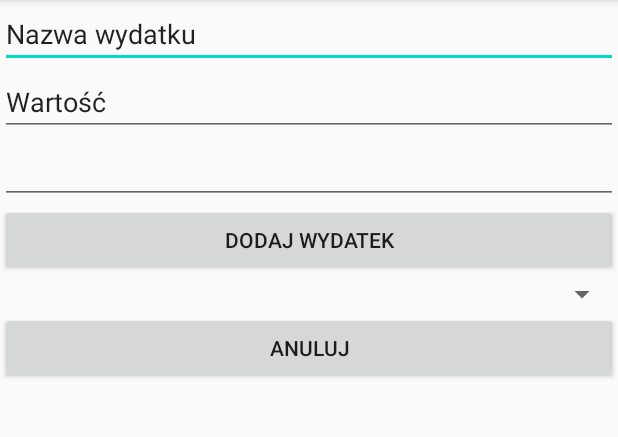
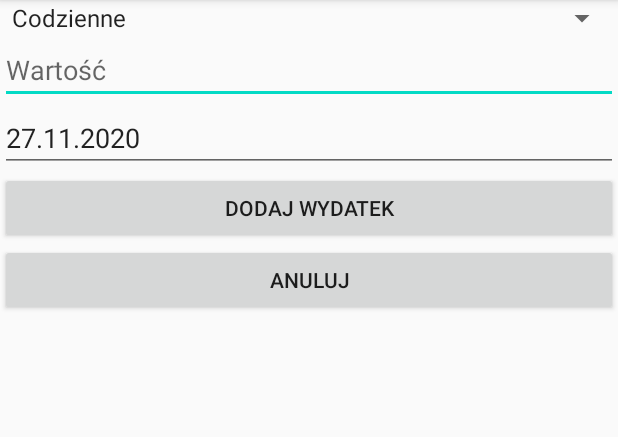
Before and after one commit to andairka/wsb-tota, an Android app: the AddOutgoActivity screen opened directly, with no data from a screen before it, after a tap on "DODAJ WYDATEK", on a phone screen of 412 x 824 dp, the part 84-521 px from its top. Run offline under Robolectric (Android 15) with nearby library versions, the phone set to English and light mode, and no system bars; our stand-ins replace Room's generated code.

Commit message:
Add expense - physical adding on db + spiner with categories

```diff
--- a/app/src/main/java/com/andairka/wsb/tota/activity/AddIncomeActivity.java
+++ b/app/src/main/java/com/andairka/wsb/tota/activity/AddIncomeActivity.java
@@ -5,13 +5,9 @@ import android.os.Bundle;
 import android.view.View;
 import android.widget.TextView;
 import android.widget.Toast;
-
 import androidx.appcompat.app.AppCompatActivity;
-import androidx.room.Room;
-
 import com.andairka.wsb.tota.R;
 import com.andairka.wsb.tota.database.DatabaseService;
-import com.andairka.wsb.tota.database.ExpensesDatabase;
 import com.andairka.wsb.tota.database.entities.Income;
 import com.andairka.wsb.tota.utils.Utils;
 
@@ -21,6 +17,8 @@ public class AddIncomeActivity extends AppCompatActivity {
     protected void onCreate(Bundle savedInstanceState) {
         super.onCreate(savedInstanceState);
         setContentView(R.layout.add_income);
+        TextView date = (TextView) findViewById(R.id.incomeDate);
+        date.setText(Utils.getCurrentDate());
     }
 
     public void addInButtonOnClickAction(View view) {
--- a/app/src/main/java/com/andairka/wsb/tota/activity/AddOutgoActivity.java
+++ b/app/src/main/java/com/andairka/wsb/tota/activity/AddOutgoActivity.java
@@ -3,24 +3,53 @@ package com.andairka.wsb.tota.activity;
 import android.content.Intent;
 import android.os.Bundle;
 import android.view.View;
+import android.widget.AdapterView;
+import android.widget.ArrayAdapter;
+import android.widget.Spinner;
+import android.widget.TextView;
 import android.widget.Toast;
+import androidx.appcompat.app.AppCompatActivity;
+import com.andairka.wsb.tota.R;
+import com.andairka.wsb.tota.database.DatabaseService;
+import com.andairka.wsb.tota.database.entities.Expense;
+import com.andairka.wsb.tota.utils.Utils;
 
-import androidx.appcompat.app.AppCompatActivity;
+public class AddOutgoActivity extends AppCompatActivity  implements AdapterView.OnItemSelectedListener {
 
-import com.andairka.wsb.tota.R;
-
-public class AddOutgoActivity extends AppCompatActivity {
+    final String[] categories = { "Codzienne", "Elektronika", "Rozrywka", "Na mieście", "Rachunki", "Other"};
+    String spinnerSelected = categories[0];
 
     @Override
     protected void onCreate(Bundle savedInstanceState) {
         super.onCreate(savedInstanceState);
         setContentView(R.layout.add_outgo);
+        TextView date = (TextView) findViewById(R.id.expenseDate);
+        date.setText(Utils.getCurrentDate());
 
-
+        Spinner spin = (Spinner) findViewById(R.id.categoryExpenseSpinner);
+        spin.setOnItemSelectedListener(this);
+        //Creating the ArrayAdapter instance having the country list
+        ArrayAdapter aa = new ArrayAdapter(this,android.R.layout.simple_spinner_item, categories);
+        aa.setDropDownViewResource(android.R.layout.simple_spinner_dropdown_item);
+        //Setting the ArrayAdapter data on the Spinner
+        spin.setAdapter(aa);
     }
 
     public void addExpenseButtonOnClickAction(View view) {
-        Toast.makeText(this, "dodałeś wydatek", Toast.LENGTH_LONG).show();
+        // Get database service.
+        DatabaseService databaseService = new DatabaseService(getApplicationContext());
+
+        // Get Income from view.
+        Expense expense = this.getExpenseFromView();
+
+        if ( expense.category != null && !expense.category.isEmpty() && expense.date != null && expense.amount > 0 ) {
+            databaseService.getExpensesDao().insertAll(expense);
+            Intent intent = new Intent(this, MainActivity.class);
+            startActivity(intent);
+            Toast.makeText(this, "Dodałeś wydatek"+expense.category + expense.amount + expense.date, Toast.LENGTH_LONG).show();
+        } else {
+            Toast.makeText(this, "Proszę wypełnić wszystkie wymagane pola.", Toast.LENGTH_LONG).show();
+        }
     }
 
 
@@ -29,4 +58,28 @@ public class AddOutgoActivity extends AppCompatActivity {
         startActivity(intent);
         Toast.makeText(this, "Anulowałeś czynność", Toast.LENGTH_LONG).show();
     }
+
+    private Expense getExpenseFromView() {
+        Expense expense = new Expense();
+        expense.category = this.spinnerSelected;
+        TextView amount = (TextView) findViewById(R.id.expenseValue);
+        String amountString = amount.getEditableText().toString();
+        if (amountString != null && !amountString.isEmpty()) {
+            expense.amount = Double.parseDouble(amountString);
+        }
+
+        TextView date = (TextView) findViewById(R.id.expenseDate);
+        expense.date = Utils.parseInputDate(date.getEditableText().toString());
+        return expense;
+    }
+
+    @Override
+    public void onItemSelected(AdapterView<?> parent, View view, int position, long id) {
+        this.spinnerSelected = categories[position];
+    }
+
+    @Override
+    public void onNothingSelected(AdapterView<?> parent) {
+
+    }
 }
--- a/app/src/main/java/com/andairka/wsb/tota/utils/Utils.java
+++ b/app/src/main/java/com/andairka/wsb/tota/utils/Utils.java
@@ -15,4 +15,8 @@ public class Utils {
         }
         return responseDate;
     }
+
+    public static String getCurrentDate() {
+        return new SimpleDateFormat("dd.MM.yyyy").format(new Date());
+    }
 }
--- a/app/src/main/res/layout/add_outgo.xml
+++ b/app/src/main/res/layout/add_outgo.xml
@@ -5,29 +5,34 @@
     android:layout_height="match_parent"
     android:orientation="vertical">
 
-    <EditText
-        android:id="@+id/editTextTextPersonName"
+    <Spinner
+        android:id="@+id/categoryExpenseSpinner"
         android:layout_width="match_parent"
         android:layout_height="wrap_content"
-        android:ems="10"
-        android:inputType="textPersonName"
-        android:text="@string/add_expense_name" />
+        android:text="@string/add_category_name"/>
+<!--    <EditText-->
+<!--        android:id="@+id/expenseCategory"-->
+<!--        android:layout_width="match_parent"-->
+<!--        android:layout_height="wrap_content"-->
+<!--        android:ems="10"-->
+<!--        android:inputType="textAutoComplete"-->
+<!--        android:hint="@string/add_expense_category" />-->
 
     <EditText
-        android:id="@+id/editTextNumber"
+        android:id="@+id/expenseValue"
         android:layout_width="match_parent"
         android:layout_height="wrap_content"
         android:ems="10"
         android:inputType="number"
-        android:text="@string/add_value" />
+        android:hint="@string/add_value" />
 
     <EditText
-        android:id="@+id/editTextDate"
+        android:id="@+id/expenseDate"
         android:layout_width="match_parent"
         android:layout_height="wrap_content"
         android:ems="10"
         android:inputType="date"
-        tools:text="@string/add_data" />
+        tools:hint="@string/add_data" />
 
     <Button
         android:id="@+id/button3"
@@ -36,11 +41,6 @@
         android:text="@string/add_expense_button"
         android:onClick="addExpenseButtonOnClickAction"/>
 
-    <Spinner
-        android:id="@+id/spinner"
-        android:layout_width="match_parent"
-        android:layout_height="wrap_content"
-        android:text="@string/add_category_name"/>
 
     <Button
         android:id="@+id/canceled"
--- a/app/src/main/res/values/strings.xml
+++ b/app/src/main/res/values/strings.xml
@@ -17,6 +17,6 @@
     <string name="cancel">Anuluj</string>
 
     <string name="add_category_name">Rodzaj wydatku</string>
-    <string name="add_expense_name">Nazwa wydatku</string>
+    <string name="add_expense_category">Kategoria wydatku</string>
     <string name="add_expense_button">Dodaj wydatek</string>
 </resources>
```
